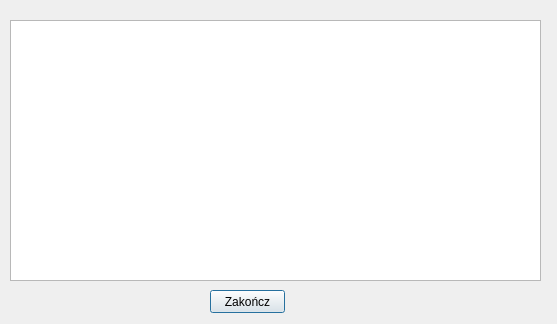
Above: show_events_dialog.ui from MichalKNR/FitMaster5000 before the change. Below: the same form after it.
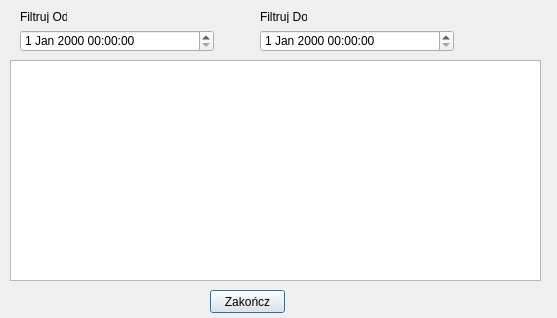
That is the form after the change.

The edit to the form file:
```diff
--- a/show_events_dialog.ui
+++ b/show_events_dialog.ui
@@ -7,7 +7,7 @@
     <x>0</x>
     <y>0</y>
     <width>557</width>
-    <height>324</height>
+    <height>318</height>
    </rect>
   </property>
   <property name="windowTitle">
@@ -30,12 +30,58 @@
    <property name="geometry">
     <rect>
      <x>10</x>
-     <y>20</y>
+     <y>60</y>
      <width>531</width>
-     <height>261</height>
+     <height>221</height>
     </rect>
    </property>
   </widget>
+  <widget class="QDateTimeEdit" name="dateTimeEdit">
+   <property name="geometry">
+    <rect>
+     <x>20</x>
+     <y>30</y>
+     <width>194</width>
+     <height>22</height>
+    </rect>
+   </property>
+  </widget>
+  <widget class="QDateTimeEdit" name="dateTimeEdit_2">
+   <property name="geometry">
+    <rect>
+     <x>260</x>
+     <y>30</y>
+     <width>194</width>
+     <height>22</height>
+    </rect>
+   </property>
+  </widget>
+  <widget class="QLabel" name="label">
+   <property name="geometry">
+    <rect>
+     <x>20</x>
+     <y>10</y>
+     <width>47</width>
+     <height>13</height>
+    </rect>
+   </property>
+   <property name="text">
+    <string>Filtruj Od</string>
+   </property>
+  </widget>
+  <widget class="QLabel" name="label_2">
+   <property name="geometry">
+    <rect>
+     <x>260</x>
+     <y>10</y>
+     <width>47</width>
+     <height>13</height>
+    </rect>
+   </property>
+   <property name="text">
+    <string>Filtruj Do</string>
+   </property>
+  </widget>
  </widget>
  <resources/>
  <connections/>
```
